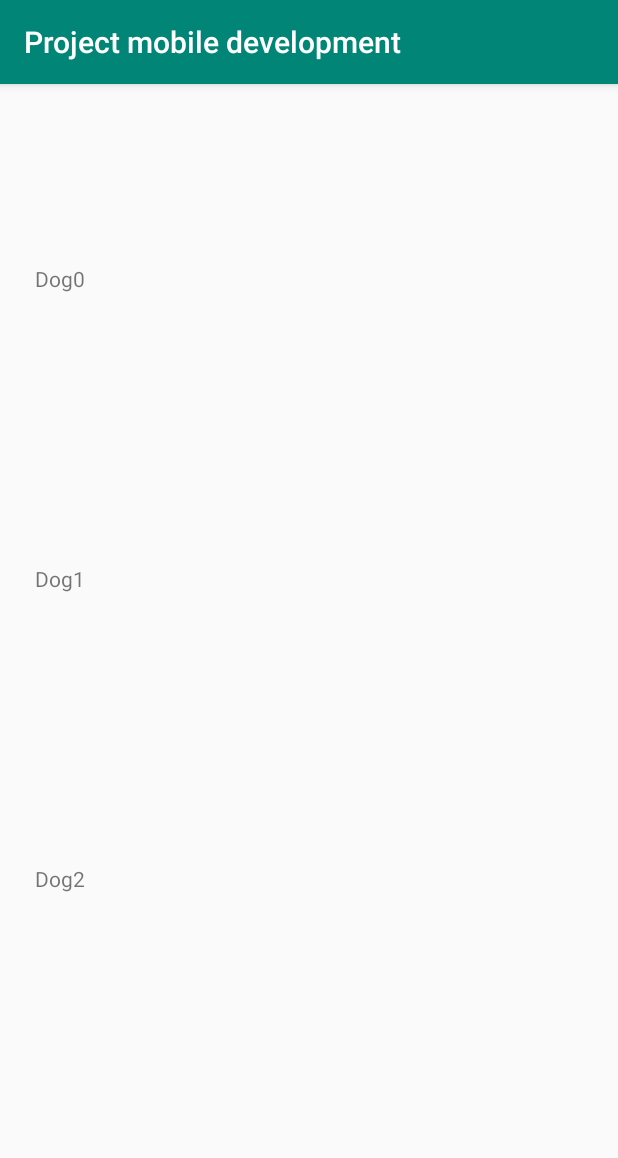
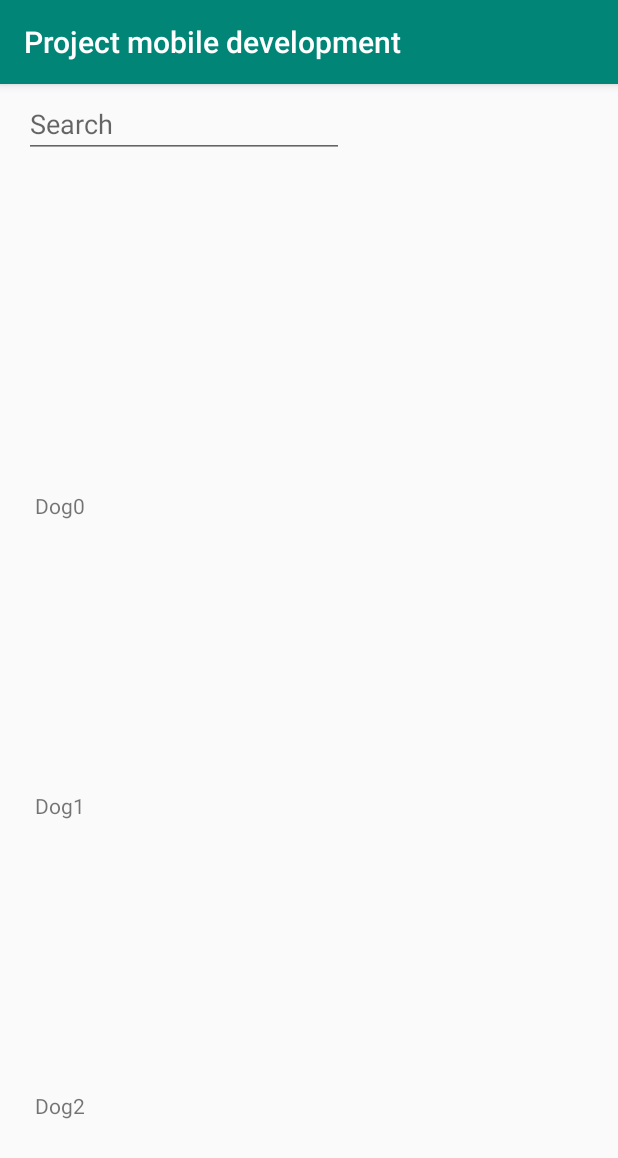
Before and after one commit to TheBluestOfDudes/Projectmobiledevelopment, an Android app: the screen it shows after launch (MainActivity), after a tap on "DOGS", on a phone screen of 412 x 824 dp. Shown: the top 1158 px of the screen. Run offline under Robolectric (Android 15) with nearby library versions, the phone set to English and light mode, and no system bars; our stand-ins replace Room's generated code.

Commit message:
Searchbar done

```diff
--- a/app/src/main/java/com/example/projectmobiledevelopment/DogListFragment.java
+++ b/app/src/main/java/com/example/projectmobiledevelopment/DogListFragment.java
@@ -6,15 +6,19 @@ import android.support.v4.app.Fragment;
 import android.support.v4.app.FragmentTransaction;
 import android.support.v7.widget.LinearLayoutManager;
 import android.support.v7.widget.RecyclerView;
+import android.text.Editable;
+import android.text.TextWatcher;
 import android.util.Log;
 import android.view.LayoutInflater;
 import android.view.View;
 import android.view.ViewGroup;
 import android.widget.Button;
+import android.widget.EditText;
 
 import com.example.projectmobiledevelopment.Classes.DogObject;
 import com.example.projectmobiledevelopment.Classes.RecAdapter;
 
+import java.util.ArrayList;
 import java.util.List;
 
 
@@ -25,9 +29,9 @@ public class DogListFragment extends Fragment {
 
     private MainActivity mainActivity;
     private RecyclerView rv;
+    private EditText search;
 
-    //buttons add them here
-    //private Button dogs;
+    private List<DogObject> tmp;
 
     public DogListFragment() {
         // Required empty public constructor
@@ -46,10 +50,38 @@ public class DogListFragment extends Fragment {
         // gets the recyclerview
         rv = v.findViewById(R.id.rec_dogList);
 
+        // gets the editext
+        search = v.findViewById(R.id.search);
+
+        // init list
+        tmp = new ArrayList<>();
+
         //here
         rv.setLayoutManager(new LinearLayoutManager(getActivity()));
         RecAdapter ra = new RecAdapter(mainActivity.db.getAll());
         rv.setAdapter(ra);
+
+        // here we will go through searching
+        search.addTextChangedListener(new TextWatcher() {
+            @Override
+            public void beforeTextChanged(CharSequence s, int start, int count, int after) {
+
+            }
+
+            @Override
+            public void onTextChanged(CharSequence s, int start, int before, int count) {
+                tmp = mainActivity.db.GetDogsFromName(search.getText().toString());
+                for(DogObject item: mainActivity.db.GetDogsOwnerName(search.getText().toString())){
+                    tmp.add(item);
+                }
+                rv.setAdapter(new RecAdapter(tmp));
+            }
+
+            @Override
+            public void afterTextChanged(Editable s) {
+
+            }
+        });
 
 
 
--- a/app/src/main/res/layout/fragment_dog_list.xml
+++ b/app/src/main/res/layout/fragment_dog_list.xml
@@ -9,13 +9,30 @@
     <android.support.v7.widget.RecyclerView
         android:id="@+id/rec_dogList"
         android:layout_width="0dp"
-        android:layout_height="600dp"
+        android:layout_height="500dp"
         android:layout_marginStart="8dp"
         android:layout_marginTop="8dp"
         android:layout_marginEnd="8dp"
         android:layout_marginBottom="8dp"
         app:layout_constraintBottom_toBottomOf="parent"
         app:layout_constraintEnd_toEndOf="parent"
+        app:layout_constraintHorizontal_bias="0.0"
+        app:layout_constraintStart_toStartOf="parent"
+        app:layout_constraintTop_toBottomOf="@+id/search"
+        app:layout_constraintVertical_bias="0.878" />
+
+    <EditText
+        android:id="@+id/search"
+        android:layout_width="wrap_content"
+        android:layout_height="wrap_content"
+        android:layout_marginStart="8dp"
+        android:layout_marginTop="4dp"
+        android:layout_marginEnd="8dp"
+        android:ems="10"
+        android:hint="Search "
+        android:inputType="textPersonName"
+        app:layout_constraintEnd_toEndOf="parent"
+        app:layout_constraintHorizontal_bias="0.043"
         app:layout_constraintStart_toStartOf="parent"
         app:layout_constraintTop_toTopOf="parent" />
 </android.support.constraint.ConstraintLayout>
--- a/build.gradle
+++ b/build.gradle
@@ -7,7 +7,7 @@ buildscript {
 
     }
     dependencies {
-        classpath 'com.android.tools.build:gradle:3.3.1'
+        classpath 'com.android.tools.build:gradle:3.4.0'
 
         // NOTE: Do not place your application dependencies here; they belong
         // in the individual module build.gradle files
```
Also changed, not shown: gradle/wrapper/gradle-wrapper.properties.
